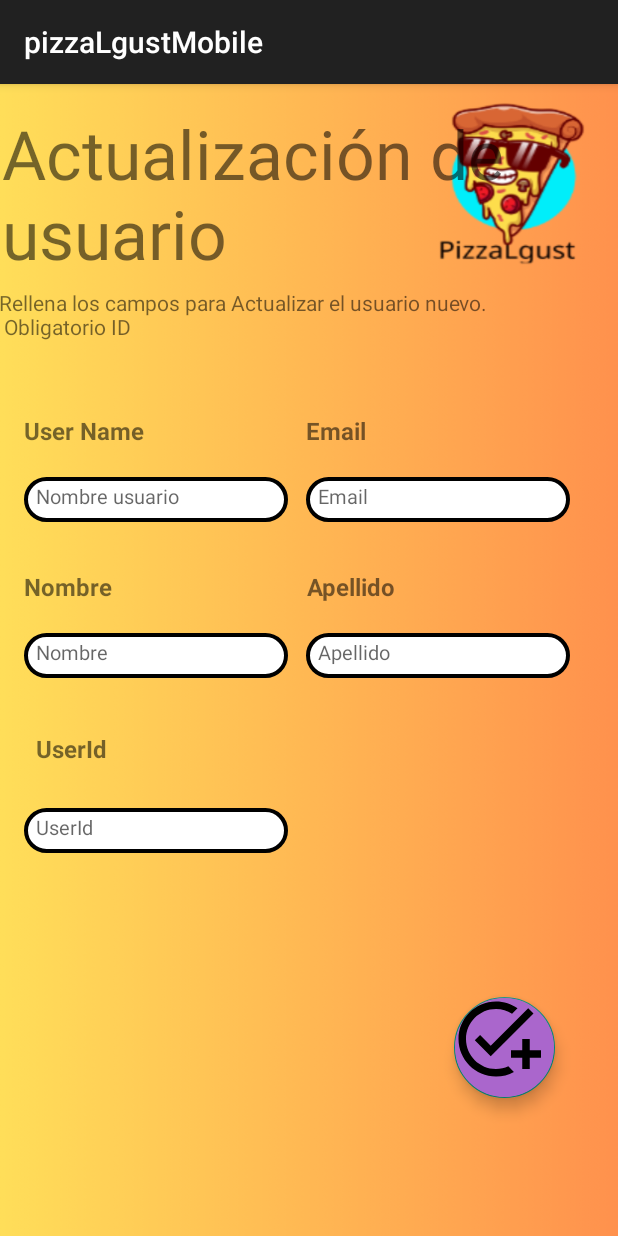
After one commit to Bass2015/PizzaLgust, an Android app: the AdminUpdateActivity screen opened directly, with no data from a screen before it, on a phone screen of 412 x 824 dp. The commit adds this screen. Run offline under Robolectric (Android 15) with nearby library versions, the phone set to English and light mode, and no system bars.

Commit message:
Tea3CompletoSinTest

```diff
--- a/movil/app/src/main/AndroidManifest.xml
+++ b/movil/app/src/main/AndroidManifest.xml
@@ -31,6 +31,8 @@
             android:exported="true" />
         <activity android:name=".UpdateUserActivity"
             android:exported="true" />
+        <activity android:name=".AdminUpdateActivity"
+            android:exported="true" />
     </application>
 
 </manifest>
--- /dev/null
+++ b/movil/app/src/main/java/com/joanet/pizzalgustmobile/AdminUpdateActivity.kt
@@ -0,0 +1,124 @@
+package com.joanet.pizzalgustmobile
+
+import android.content.Context
+import android.os.Bundle
+import android.widget.EditText
+import android.widget.Toast
+import androidx.appcompat.app.AppCompatActivity
+import com.google.android.material.floatingactionbutton.FloatingActionButton
+import retrofit2.Call
+import retrofit2.Callback
+import retrofit2.Response
+import retrofit2.Retrofit
+import retrofit2.converter.gson.GsonConverterFactory
+
+class AdminUpdateActivity : AppCompatActivity() {
+
+    private lateinit var etUpdateUserName: EditText
+    private lateinit var etUpdateEmail: EditText
+    private lateinit var etUpdateName: EditText
+    private lateinit var etUpdateLastName: EditText
+    private lateinit var etUserId: EditText
+    private lateinit var btnSave: FloatingActionButton
+
+    override fun onCreate(savedInstanceState: Bundle?) {
+        super.onCreate(savedInstanceState)
+        setContentView(R.layout.activity_update_admin)
+
+        etUpdateUserName = findViewById(R.id.etUpdateUserNameAdmin)
+        etUpdateEmail = findViewById(R.id.etUpdateEmailAdmin)
+        etUpdateName = findViewById(R.id.etUpdateNameAdmin)
+        etUpdateLastName = findViewById(R.id.etUpdateLastNameAdmin)
+        etUserId = findViewById(R.id.etUpdateUserIdAdmin)
+        btnSave = findViewById(R.id.btnSaveAdmin)
+
+        btnSave.setOnClickListener {
+            val userName = etUpdateUserName.text.toString().trim().takeIf { it.isNotEmpty() }
+            val email = etUpdateEmail.text.toString().trim().takeIf { it.isNotEmpty() }
+            val firstName = etUpdateName.text.toString().trim().takeIf { it.isNotEmpty() }
+            val lastName = etUpdateLastName.text.toString().trim().takeIf { it.isNotEmpty() }
+            val userId = etUserId.text.toString().trim().takeIf { it.isNotEmpty() }
+
+            val sharedPref = getSharedPreferences("AppPrefs", Context.MODE_PRIVATE)
+            val authToken = sharedPref.getString("authToken", null)
+            if (authToken != null) {
+                updateUser(authToken, userId, userName, email, firstName, lastName)
+            } else {
+                Toast.makeText(this, "No se encontró el token de autenticación.", Toast.LENGTH_SHORT).show()
+            }
+        }
+    }
+
+    private fun updateUser(
+        authToken: String,
+        userId: String?,
+        userName: String?,
+        email: String?,
+        firstName: String?,
+        lastName: String?
+    ) {
+        val retrofit = Retrofit.Builder()
+            .baseUrl("http://10.0.2.2:5002/") // Asegúrate de que esta es la URL base correcta
+            .addConverterFactory(GsonConverterFactory.create())
+            .build()
+
+        val apiService = retrofit.create(ApiService::class.java)
+
+        val fieldsToUpdate = mutableMapOf<String, String?>().apply {
+            userName?.let { put("user_name", it) }
+            email?.let { put("email", it) }
+            firstName?.let { put("first_name", it) }
+            lastName?.let { put("last_name", it) }
+        }
+
+        if (fieldsToUpdate.isNotEmpty() && userId != null) {
+            val updateUser = AdminUpdateUser(
+                authToken,
+                userId,
+                fieldsToUpdate["user_name"],
+                fieldsToUpdate["email"],
+                fieldsToUpdate["first_name"],
+                fieldsToUpdate["last_name"]
+            )
+
+            val call = apiService.updateAdminUser(updateUser)
+
+            call.enqueue(object : Callback<AdminUpdateResponse> {
+                override fun onResponse(
+                    call: Call<AdminUpdateResponse>,
+                    response: Response<AdminUpdateResponse>
+                ) {
+                    if (response.isSuccessful) {
+                        val updateResponse = response.body()
+                        Toast.makeText(
+                            this@AdminUpdateActivity,
+                            updateResponse?.msg ?: "Usuario actualizado con éxito",
+                            Toast.LENGTH_SHORT
+                        ).show()
+                    } else {
+                        val errorBody = response.errorBody()?.string()
+                        Toast.makeText(
+                            this@AdminUpdateActivity,
+                            "Error al actualizar usuario: $errorBody",
+                            Toast.LENGTH_SHORT
+                        ).show()
+                    }
+                }
+
+                override fun onFailure(call: Call<AdminUpdateResponse>, t: Throwable) {
+                    Toast.makeText(
+                        this@AdminUpdateActivity,
+                        "Error en la red: ${t.message}",
+                        Toast.LENGTH_SHORT
+                    ).show()
+                }
+            })
+        } else {
+            Toast.makeText(
+                this@AdminUpdateActivity,
+                "No hay cambios para actualizar o falta el ID del usuario",
+                Toast.LENGTH_SHORT
+            ).show()
+        }
+    }
+}
--- a/movil/app/src/main/java/com/joanet/pizzalgustmobile/ApiService.kt
+++ b/movil/app/src/main/java/com/joanet/pizzalgustmobile/ApiService.kt
@@ -68,6 +68,10 @@
     @Headers("Content-Type: application/json")
     @PUT("pizzalgust/update-user")
     fun updateUser(@Body requestBody: UpdateUser): Call<UpdateResponse>
+    /* =========================================↓ UPDATE DESDE ADMIN ↓============================ */
+    @Headers("Content-Type: application/json")
+    @PUT("pizzalgust/update-user")
+    fun updateAdminUser(@Body requestBody: AdminUpdateUser): Call<AdminUpdateResponse>
 
     /* =========================================↓ DELETE ↓============================ */
     /**
--- a/movil/app/src/main/res/layout/activity_login_user.xml
+++ b/movil/app/src/main/res/layout/activity_login_user.xml
@@ -89,7 +89,7 @@
         android:layout_height="50dp"
         android:layout_marginBottom="4dp"
         android:padding="5dp"
-        android:text="@string/et_userslist"
+        android:text="@string/tv_UpdateIndexText"
         android:textSize="11dp"
         android:textStyle="bold"
         app:layout_constraintBottom_toBottomOf="parent"
--- /dev/null
+++ b/movil/app/src/main/res/layout/activity_update_admin.xml
@@ -0,0 +1,190 @@
+<?xml version="1.0" encoding="utf-8"?>
+<androidx.constraintlayout.widget.ConstraintLayout xmlns:android="http://schemas.android.com/apk/res/android"
+    xmlns:app="http://schemas.android.com/apk/res-auto"
+    xmlns:tools="http://schemas.android.com/tools"
+    android:id="@+id/updateUserLayoutAdmin"
+    android:layout_width="match_parent"
+    android:layout_height="match_parent"
+    android:background="@drawable/bg_login_user">
+
+
+    <TextView
+        android:id="@+id/TvIndexAdmin"
+        android:layout_width="409dp"
+        android:layout_height="108dp"
+        android:layout_marginTop="16dp"
+        android:text="@string/tv_UpdateIndexText"
+        android:textSize="45sp"
+        app:layout_constraintEnd_toEndOf="parent"
+        app:layout_constraintStart_toStartOf="parent"
+        app:layout_constraintTop_toTopOf="parent" />
+
+    <TextView
+        android:id="@+id/UpdateTv_mensajeAdmin"
+        android:layout_width="413dp"
+        android:layout_height="52dp"
+        android:layout_marginTop="12dp"
+        android:text="@string/tv_MensajeUpdateAdmin"
+        app:layout_constraintEnd_toEndOf="parent"
+        app:layout_constraintHorizontal_bias="1.0"
+        app:layout_constraintStart_toStartOf="parent"
+        app:layout_constraintTop_toBottomOf="@+id/TvIndexAdmin" />
+
+    <TextView
+        android:id="@+id/UpdateTv_nameAdmin"
+        android:layout_width="wrap_content"
+        android:layout_height="wrap_content"
+        android:layout_marginStart="16dp"
+        android:layout_marginTop="32dp"
+        android:text="@string/tv_UserName"
+        android:textSize="16sp"
+        android:textStyle="bold"
+        app:layout_constraintStart_toStartOf="parent"
+        app:layout_constraintTop_toBottomOf="@+id/UpdateTv_mensajeAdmin" />
+
+    <EditText
+        android:id="@+id/etUpdateUserNameAdmin"
+        android:layout_width="176dp"
+        android:layout_height="30dp"
+        android:layout_marginStart="16dp"
+        android:layout_marginTop="20dp"
+        android:autofillHints=""
+        android:background="@drawable/edittext_rounded_corner"
+        android:hint="@string/et_UserName"
+        android:inputType="text"
+        android:padding="8dp"
+        android:textSize="13sp"
+        app:layout_constraintStart_toStartOf="parent"
+        app:layout_constraintTop_toBottomOf="@+id/UpdateTv_nameAdmin" />
+
+    <TextView
+        android:id="@+id/UpdateTv_EmailAdmin"
+        android:layout_width="80dp"
+        android:layout_height="22dp"
+
+        android:layout_marginTop="32dp"
+        android:layout_marginEnd="128dp"
+        android:text="@string/tv_email"
+        android:textSize="16sp"
+        android:textStyle="bold"
+        app:layout_constraintEnd_toEndOf="parent"
+        app:layout_constraintTop_toBottomOf="@+id/UpdateTv_mensajeAdmin" />
+
+    <EditText
+        android:id="@+id/etUpdateEmailAdmin"
+        android:layout_width="176dp"
+        android:layout_height="30dp"
+        android:layout_marginTop="20dp"
+        android:layout_marginEnd="32dp"
+        android:autofillHints=""
+        android:background="@drawable/edittext_rounded_corner"
+        android:hint="@string/tv_email"
+        android:inputType="text"
+        android:padding="8dp"
+        android:textSize="13sp"
+        app:layout_constraintEnd_toEndOf="parent"
+        app:layout_constraintTop_toBottomOf="@+id/UpdateTv_EmailAdmin" />
+
+    <TextView
+        android:id="@+id/UpdateTv_FirstNameAdmin"
+        android:layout_width="wrap_content"
+        android:layout_height="wrap_content"
+        android:layout_marginStart="16dp"
+        android:layout_marginTop="32dp"
+        android:text="@string/tv_FirtsName"
+        android:textSize="16sp"
+        android:textStyle="bold"
+        app:layout_constraintStart_toStartOf="parent"
+        app:layout_constraintTop_toBottomOf="@+id/etUpdateUserNameAdmin" />
+
+    <EditText
+        android:id="@+id/etUpdateLastNameAdmin"
+        android:layout_width="176dp"
+        android:layout_height="30dp"
+        android:layout_marginTop="20dp"
+        android:layout_marginEnd="32dp"
+        android:autofillHints=""
+        android:background="@drawable/edittext_rounded_corner"
+        android:hint="@string/tv_LastName"
+        android:inputType="text"
+        android:padding="8dp"
+        android:textSize="13sp"
+        app:layout_constraintBottom_toTopOf="@+id/btnSave"
+        app:layout_constraintEnd_toEndOf="parent"
+        app:layout_constraintTop_toBottomOf="@+id/UpdateTv_LastNameAdmin"
+        app:layout_constraintVertical_bias="0.0" />
+
+    <TextView
+        android:id="@+id/UpdateTv_LastNameAdmin"
+        android:layout_width="wrap_content"
+        android:layout_height="wrap_content"
+        android:layout_marginTop="32dp"
+        android:layout_marginEnd="148dp"
+        android:text="@string/tv_LastName"
+        android:textSize="16sp"
+        android:textStyle="bold"
+        app:layout_constraintEnd_toEndOf="parent"
+        app:layout_constraintTop_toBottomOf="@+id/etUpdateEmailAdmin" />
+
+    <EditText
+        android:id="@+id/etUpdateNameAdmin"
+        android:layout_width="176dp"
+        android:layout_height="30dp"
+        android:layout_marginStart="16dp"
+        android:layout_marginTop="20dp"
+        android:autofillHints=""
+        android:background="@drawable/edittext_rounded_corner"
+        android:hint="@string/tv_FirtsName"
+        android:inputType="text"
+        android:padding="8dp"
+        android:textSize="13sp"
+        app:layout_constraintBottom_toBottomOf="parent"
+        app:layout_constraintStart_toStartOf="parent"
+        app:layout_constraintTop_toBottomOf="@+id/UpdateTv_FirstNameAdmin"
+        app:layout_constraintVertical_bias="0.0" />
+
+    <TextView
+        android:id="@+id/UpdateTv_UserIdAdmin"
+        android:layout_width="wrap_content"
+        android:layout_height="wrap_content"
+        android:layout_marginStart="24dp"
+        android:layout_marginTop="36dp"
+        android:text="@string/tv_UserIdAdmin"
+        android:textSize="16sp"
+        android:textStyle="bold"
+        app:layout_constraintStart_toStartOf="parent"
+        app:layout_constraintTop_toBottomOf="@+id/etUpdateNameAdmin" />
+
+    <EditText
+        android:id="@+id/etUpdateUserIdAdmin"
+        android:layout_width="176dp"
+        android:layout_height="30dp"
+        android:layout_marginStart="16dp"
+        android:autofillHints=""
+        android:background="@drawable/edittext_rounded_corner"
+        android:hint="@string/tv_UserIdAdmin"
+        android:inputType="text"
+        android:padding="8dp"
+        android:textSize="13sp"
+        app:layout_constraintBottom_toBottomOf="parent"
+        app:layout_constraintStart_toStartOf="parent"
+        app:layout_constraintTop_toBottomOf="@+id/UpdateTv_UserIdAdmin"
+        app:layout_constraintVertical_bias="0.101" />
+
+    <com.google.android.material.floatingactionbutton.FloatingActionButton
+        android:id="@+id/btnSaveAdmin"
+        android:layout_width="74dp"
+        android:layout_height="67dp"
+        android:layout_marginBottom="92dp"
+        android:background="@drawable/border_button"
+        android:backgroundTint="@android:color/holo_purple"
+        android:clickable="true"
+        android:src="@drawable/add_task"
+        app:layout_constraintBottom_toBottomOf="parent"
+        app:layout_constraintEnd_toEndOf="parent"
+        app:layout_constraintHorizontal_bias="0.878"
+        app:layout_constraintStart_toStartOf="parent"
+        app:maxImageSize="60dp" />
+
+
+</androidx.constraintlayout.widget.ConstraintLayout>
--- a/movil/app/src/main/res/layout/item_user.xml
+++ b/movil/app/src/main/res/layout/item_user.xml
@@ -9,8 +9,8 @@
 
     <LinearLayout
         android:id="@+id/linear_layout"
-        android:layout_width="409dp"
-        android:layout_height="420dp"
+        android:layout_width="414dp"
+        android:layout_height="686dp"
         android:orientation="vertical"
         android:padding="16dp"
         app:layout_constraintBottom_toBottomOf="parent"
@@ -99,6 +99,4 @@
     </LinearLayout>
 
 
-
-
 </androidx.constraintlayout.widget.ConstraintLayout>
--- a/movil/app/src/main/res/values/strings.xml
+++ b/movil/app/src/main/res/values/strings.xml
@@ -27,7 +27,7 @@
     <string name="et_delete">Borrar\nUsuario</string>
     <string name="et_userslist">Lista\nUsuarios</string>
 
-    <!-- User activity -->
+    <!-- Update Admin activity -->
     <string name="tv_UserName">User Name</string>
     <string name="tv_FirtsName">Nombre</string>
     <string name="tv_LastName">Apellido</string>
@@ -35,6 +35,8 @@
     <string name="et_UserName">Nombre usuario</string>
     <string name="tv_Crear">Creación de usuarios</string>
     <string name="tv_Mensaje">Rellena los campos para crear un usuario nuevo.</string>
+    <string name="tv_UserIdAdmin">UserId</string>
+    <string name="tv_MensajeUpdateAdmin">Rellena los campos para Actualizar el usuario nuevo.\n Obligatorio ID</string>
 
 
     <!-- User activity -->
```
Also changed, not shown: movil/app/src/main/java/com/joanet/pizzalgustmobile/AdminActivity.kt (+46 -12 lines), movil/app/src/main/java/com/joanet/pizzalgustmobile/DataModel.kt (+13 -0 lines), movil/app/src/main/res/layout/activity_login_admin.xml (+25 -1 lines), movil/app/src/main/res/drawable/actu_user.png (added).
